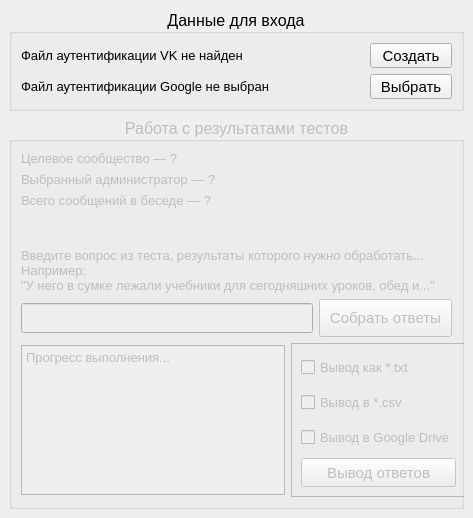
This is MainWindow.ui in aleroza/vk-tests as Qt 5 draws it before an edit. The edited form follows.
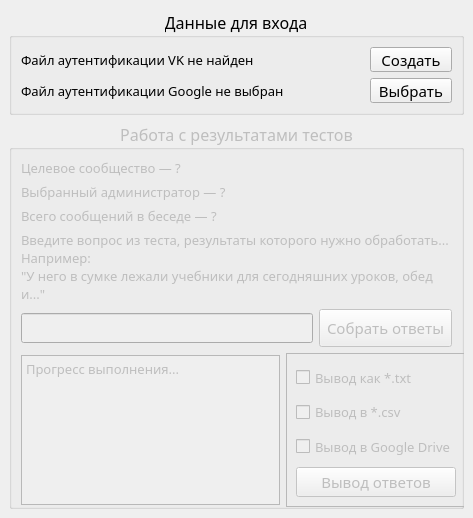
This is the edited form. Icons and pictures are not drawn.

What changed in the file:
```diff
--- a/MainWindow.ui
+++ b/MainWindow.ui
@@ -58,6 +58,7 @@
      <widget class="QGroupBox" name="authInfoBox">
       <property name="font">
        <font>
+        <family>Cantarell Light</family>
         <pointsize>12</pointsize>
        </font>
       </property>
@@ -76,6 +77,12 @@
            <height>32</height>
           </size>
          </property>
+         <property name="font">
+          <font>
+           <family>Cantarell Light</family>
+           <pointsize>12</pointsize>
+          </font>
+         </property>
          <property name="text">
           <string/>
          </property>
@@ -91,6 +98,7 @@
         <widget class="QLabel" name="VKauthLabel">
          <property name="font">
           <font>
+           <family>Cantarell Light</family>
            <pointsize>10</pointsize>
           </font>
          </property>
@@ -109,6 +117,7 @@
         <widget class="QLabel" name="GauthLabel">
          <property name="font">
           <font>
+           <family>Cantarell Light</family>
            <pointsize>10</pointsize>
           </font>
          </property>
@@ -125,6 +134,12 @@
            <height>32</height>
           </size>
          </property>
+         <property name="font">
+          <font>
+           <family>Cantarell Light</family>
+           <pointsize>12</pointsize>
+          </font>
+         </property>
          <property name="text">
           <string/>
          </property>
@@ -161,6 +176,7 @@
          </property>
          <property name="font">
           <font>
+           <family>Cantarell Light</family>
            <pointsize>11</pointsize>
           </font>
          </property>
@@ -191,6 +207,7 @@
          </property>
          <property name="font">
           <font>
+           <family>Cantarell Light</family>
            <pointsize>11</pointsize>
           </font>
          </property>
@@ -215,6 +232,7 @@
       </property>
       <property name="font">
        <font>
+        <family>Cantarell Light</family>
         <pointsize>12</pointsize>
        </font>
       </property>
@@ -240,6 +258,7 @@
            </property>
            <property name="font">
             <font>
+             <family>Cantarell Light</family>
              <pointsize>10</pointsize>
             </font>
            </property>
@@ -258,6 +277,7 @@
            </property>
            <property name="font">
             <font>
+             <family>Cantarell Light</family>
              <pointsize>10</pointsize>
             </font>
            </property>
@@ -276,6 +296,7 @@
            </property>
            <property name="font">
             <font>
+             <family>Cantarell Light</family>
              <pointsize>10</pointsize>
             </font>
            </property>
@@ -295,6 +316,7 @@
           <widget class="QLabel" name="tipLabel">
            <property name="font">
             <font>
+             <family>Cantarell Light</family>
              <pointsize>10</pointsize>
             </font>
            </property>
@@ -317,7 +339,7 @@
             <widget class="QLineEdit" name="targetQLine">
              <property name="font">
               <font>
-               <family>Noto Sans</family>
+               <family>Cantarell Light</family>
                <pointsize>11</pointsize>
               </font>
              </property>
@@ -348,6 +370,7 @@
              </property>
              <property name="font">
               <font>
+               <family>Cantarell Light</family>
                <pointsize>11</pointsize>
               </font>
              </property>
@@ -374,6 +397,12 @@
            <height>154</height>
           </size>
          </property>
+         <property name="font">
+          <font>
+           <family>Cantarell Light</family>
+           <pointsize>12</pointsize>
+          </font>
+         </property>
          <property name="frameShape">
           <enum>QFrame::NoFrame</enum>
          </property>
@@ -406,6 +435,7 @@
             </property>
             <property name="font">
              <font>
+              <family>Cantarell Light</family>
               <pointsize>9</pointsize>
              </font>
             </property>
@@ -416,8 +446,8 @@
              <string>&lt;!DOCTYPE HTML PUBLIC &quot;-//W3C//DTD HTML 4.0//EN&quot; &quot;http://www.w3.org/TR/REC-html40/strict.dtd&quot;&gt;
 &lt;html&gt;&lt;head&gt;&lt;meta name=&quot;qrichtext&quot; content=&quot;1&quot; /&gt;&lt;style type=&quot;text/css&quot;&gt;
 p, li { white-space: pre-wrap; }
-&lt;/style&gt;&lt;/head&gt;&lt;body style=&quot; font-family:'Noto Sans'; font-size:9pt; font-weight:400; font-style:normal;&quot;&gt;
-&lt;p style=&quot; margin-top:0px; margin-bottom:0px; margin-left:0px; margin-right:0px; -qt-block-indent:0; text-indent:0px;&quot;&gt;&lt;span style=&quot; font-size:10pt;&quot;&gt;Прогресс выполнения...&lt;/span&gt;&lt;br /&gt;&lt;/p&gt;&lt;/body&gt;&lt;/html&gt;</string>
+&lt;/style&gt;&lt;/head&gt;&lt;body style=&quot; font-family:'Cantarell Light','Cantarell Light','Cantarell Light'; font-size:9pt; font-weight:400; font-style:normal;&quot;&gt;
+&lt;p style=&quot; margin-top:0px; margin-bottom:0px; margin-left:0px; margin-right:0px; -qt-block-indent:0; text-indent:0px;&quot;&gt;&lt;span style=&quot; font-family:'Noto Sans'; font-size:10pt;&quot;&gt;Прогресс выполнения...&lt;/span&gt;&lt;span style=&quot; font-family:'Noto Sans';&quot;&gt;&lt;br /&gt;&lt;/span&gt;&lt;/p&gt;&lt;/body&gt;&lt;/html&gt;</string>
             </property>
            </widget>
           </item>
@@ -426,6 +456,12 @@
             <property name="enabled">
              <bool>false</bool>
             </property>
+            <property name="font">
+             <font>
+              <family>Cantarell Light</family>
+              <pointsize>12</pointsize>
+             </font>
+            </property>
             <property name="frameShape">
              <enum>QFrame::StyledPanel</enum>
             </property>
@@ -443,6 +479,7 @@
                </property>
                <property name="font">
                 <font>
+                 <family>Cantarell Light</family>
                  <pointsize>10</pointsize>
                 </font>
                </property>
@@ -461,6 +498,7 @@
                </property>
                <property name="font">
                 <font>
+                 <family>Cantarell Light</family>
                  <pointsize>10</pointsize>
                 </font>
                </property>
@@ -482,6 +520,7 @@
                </property>
                <property name="font">
                 <font>
+                 <family>Cantarell Light</family>
                  <pointsize>10</pointsize>
                 </font>
                </property>
@@ -509,6 +548,7 @@
                </property>
                <property name="font">
                 <font>
+                 <family>Cantarell Light</family>
                  <pointsize>11</pointsize>
                 </font>
                </property>
```
Left out of the diff: 4 changed lines with no effect on the pictures.
